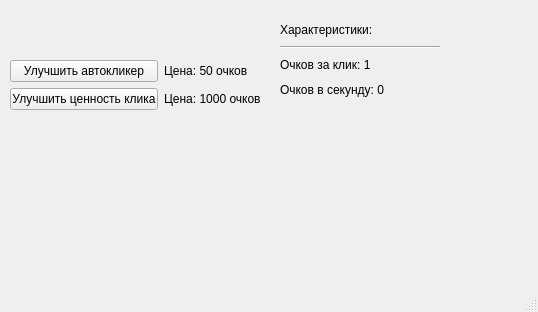
Above: upgradewindow.ui from TETROGAME/FAMClickerS before the change. Below: the same form after it.
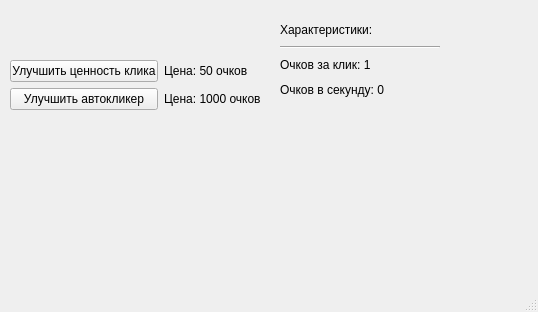
That is the form after the change.

Commit message: Slightly changed upgrade buttons logic

```diff
--- a/upgradewindow.ui
+++ b/upgradewindow.ui
@@ -67,32 +67,6 @@
      </rect>
     </property>
     <layout class="QGridLayout" name="gridLayout">
-     <item row="1" column="0">
-      <widget class="QPushButton" name="upgradeClickValuePushButton">
-       <property name="sizePolicy">
-        <sizepolicy hsizetype="Expanding" vsizetype="Fixed">
-         <horstretch>0</horstretch>
-         <verstretch>0</verstretch>
-        </sizepolicy>
-       </property>
-       <property name="text">
-        <string>Улучшить ценность клика</string>
-       </property>
-      </widget>
-     </item>
-     <item row="0" column="0">
-      <widget class="QPushButton" name="upgradeAutoClickerPushButton">
-       <property name="sizePolicy">
-        <sizepolicy hsizetype="Expanding" vsizetype="Fixed">
-         <horstretch>0</horstretch>
-         <verstretch>0</verstretch>
-        </sizepolicy>
-       </property>
-       <property name="text">
-        <string>Улучшить автокликер</string>
-       </property>
-      </widget>
-     </item>
      <item row="1" column="1">
       <widget class="QLabel" name="upgradeAutoClickerPriceLabel">
        <property name="text">
@@ -107,6 +81,32 @@
        </property>
       </widget>
      </item>
+     <item row="0" column="0">
+      <widget class="QPushButton" name="upgradeClickValuePushButton">
+       <property name="sizePolicy">
+        <sizepolicy hsizetype="Expanding" vsizetype="Fixed">
+         <horstretch>0</horstretch>
+         <verstretch>0</verstretch>
+        </sizepolicy>
+       </property>
+       <property name="text">
+        <string>Улучшить ценность клика</string>
+       </property>
+      </widget>
+     </item>
+     <item row="1" column="0">
+      <widget class="QPushButton" name="upgradeAutoClickerPushButton">
+       <property name="sizePolicy">
+        <sizepolicy hsizetype="Expanding" vsizetype="Fixed">
+         <horstretch>0</horstretch>
+         <verstretch>0</verstretch>
+        </sizepolicy>
+       </property>
+       <property name="text">
+        <string>Улучшить автокликер</string>
+       </property>
+      </widget>
+     </item>
     </layout>
    </widget>
   </widget>
```
The commit also changes 3 other files.
